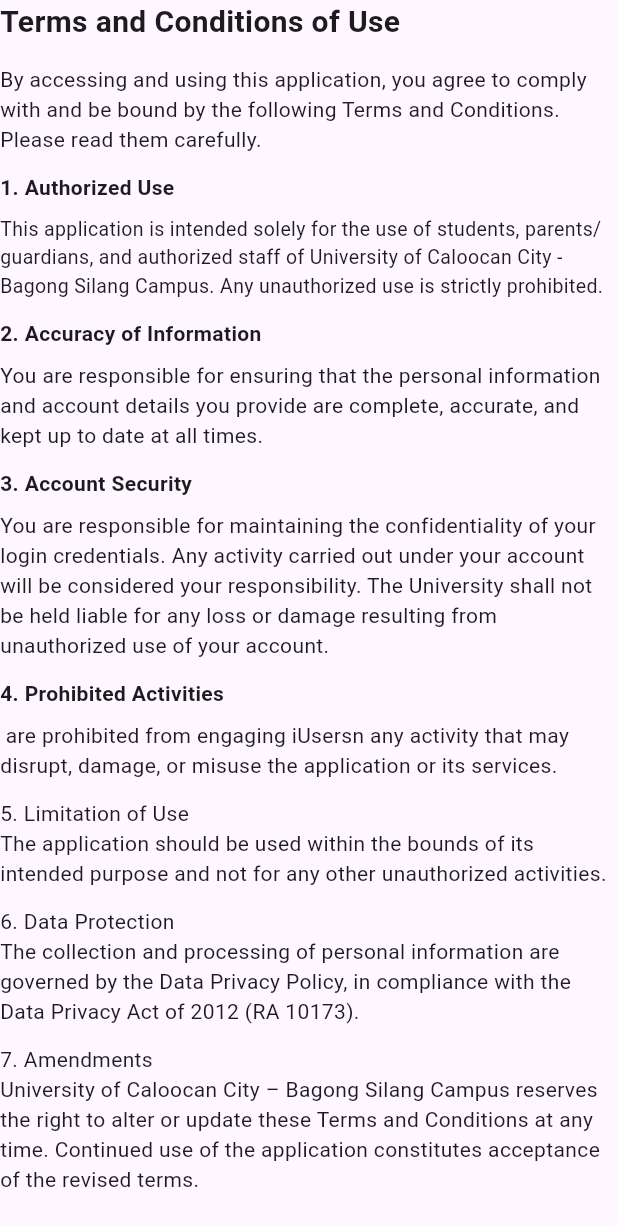
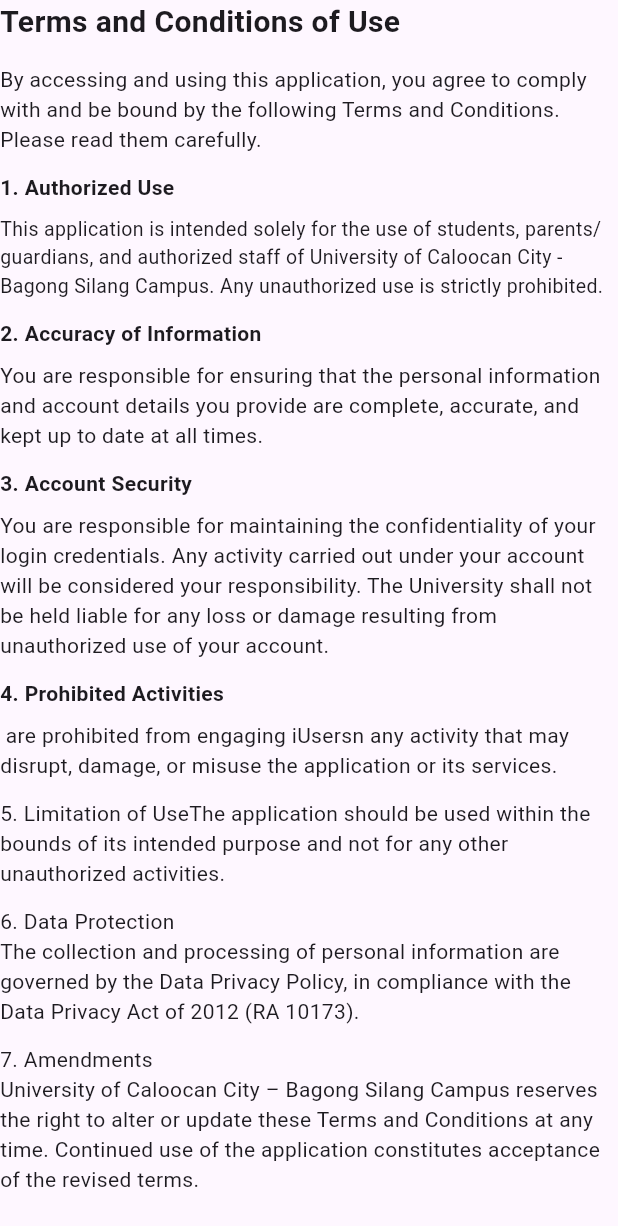
Before and after one commit to dawgowhigh/CITADEL-MOBILE-APP, a Flutter app: the _TermsContent widget shown alone on an empty page, opened directly, on a phone screen of 412 x 824 dp. Shown: the top 1226 px of the screen. Run offline on Flutter 3.47's test engine with Material 3 defaults, Android fonts, the phone set to English and light mode, and no system bars; our stand-ins replace image_picker, qr_flutter; Roboto replaces fonts that are missing (Poppins, Sora).

Commit message:
Local prof-side progress before accidental pull

```diff
--- a/lib/screens/settings_page.dart
+++ b/lib/screens/settings_page.dart
@@ -394,7 +394,7 @@ class _TermsContent extends StatelessWidget {
         ),
         SizedBox(height: 12),
         Text(
-          "5. Limitation of Use\nThe application should be used within the bounds of its intended purpose and not for any other unauthorized activities.",
+          "5. Limitation of UseThe application should be used within the bounds of its intended purpose and not for any other unauthorized activities.",
           style: TextStyle(fontSize: 14, fontFamily: "Sora"),
         ),
         SizedBox(height: 12),
```
